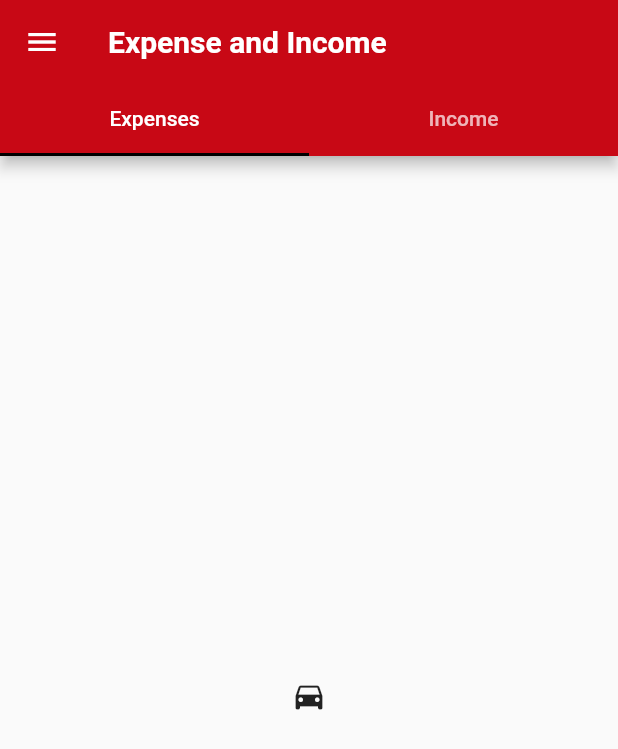
After one commit to lovisgod/StockFare-Test, a Flutter app: the screen it shows after launch, after a tap on "Expense and Income", on a phone screen of 412 x 824 dp. The commit adds this screen. Shown: the top 749 px of the screen. Run offline on Flutter 3.47's test engine with Material 2 defaults, Android fonts, the phone set to English and light mode, and no system bars.

Commit message:
fix overflow issues

```diff
--- /dev/null
+++ b/lib/screens/expense_income_screen.dart
@@ -0,0 +1,45 @@
+import 'package:flutter/material.dart';
+import 'package:shop_app/widgets/drawer.dart';
+
+class ExpenseIncome extends StatefulWidget {
+  @override
+  _ExpenseIncomeState createState() => _ExpenseIncomeState();
+}
+
+class _ExpenseIncomeState extends State<ExpenseIncome> {
+  @override
+  Widget build(BuildContext context) {
+    return DefaultTabController(
+      length: 2,
+      child: Scaffold(
+        drawer: StockDrawer(),
+        appBar: AppBar(
+          title: Text(
+            'Expense and Income',
+            style: TextStyle(
+                color: Colors.white,
+                fontSize: 20.0,
+                fontWeight: FontWeight.w600),
+          ),
+          bottom: TabBar(
+            indicatorColor: Colors.black,
+            tabs: <Widget>[
+              Tab(
+                text: 'Expenses',
+              ),
+              Tab(
+                text: 'Income',
+              )
+            ],
+          ),
+        ),
+        body: TabBarView(
+          children: [
+            Icon(Icons.directions_car),
+            Icon(Icons.directions_transit),
+          ],
+        ),
+      ),
+    );
+  }
+}
--- a/lib/screens/home_screen.dart
+++ b/lib/screens/home_screen.dart
@@ -3,6 +3,7 @@ import 'package:flutter/material.dart';
 import 'package:shop_app/data/activities.dart';
 import 'package:shop_app/data/activity.dart';
 import 'package:shop_app/data/item_sold.dart';
+import 'package:shop_app/screens/expense_income_screen.dart';
 import 'package:shop_app/widgets/drawer.dart';
 import 'package:shop_app/widgets/item_sold_week.dart';
 
@@ -122,8 +123,8 @@ class HomeScreen extends StatelessWidget {
                 Row(
                   mainAxisAlignment: MainAxisAlignment.spaceBetween,
                   children: <Widget>[
-                    Container(
-                      width: 300.0,
+                    Expanded(
+                      child: Container(
                         child: Text(
                           'It is a long established fact that a reader will be distracted by the readable',
                           style: TextStyle(
@@ -131,6 +132,7 @@ class HomeScreen extends StatelessWidget {
                               color: Colors.white,
                               letterSpacing: 1.2),
                           textAlign: TextAlign.left,
+                        ),
                       ),
                     ),
                     Image(
@@ -175,8 +177,8 @@ class HomeScreen extends StatelessWidget {
                 Row(
                   mainAxisAlignment: MainAxisAlignment.spaceBetween,
                   children: <Widget>[
-                    Container(
-                      width: 300.0,
+                    Expanded(
+                      child: Container(
                         child: Text(
                           'It is a long established fact that a reader will be distracted by the readable',
                           style: TextStyle(
@@ -184,6 +186,7 @@ class HomeScreen extends StatelessWidget {
                               color: Colors.white,
                               letterSpacing: 1.2),
                           textAlign: TextAlign.left,
+                        ),
                       ),
                     ),
                     Image(
@@ -194,7 +197,10 @@ class HomeScreen extends StatelessWidget {
               ],
             ),
           ),
-          Container(
+          GestureDetector(
+            onTap: () => Navigator.push(
+                context, MaterialPageRoute(builder: (_) => ExpenseIncome())),
+            child: Container(
               height: 120.0,
               width: MediaQuery.of(context).size.width,
               margin: EdgeInsets.only(top: 10.0, right: 15.0, left: 15.0),
@@ -228,8 +234,8 @@ class HomeScreen extends StatelessWidget {
                   Row(
                     mainAxisAlignment: MainAxisAlignment.spaceBetween,
                     children: <Widget>[
-                    Container(
-                      width: 300.0,
+                      Expanded(
+                        child: Container(
                           child: Text(
                             'It is a long established fact that a reader will be distracted by the readable',
                             style: TextStyle(
@@ -239,12 +245,14 @@ class HomeScreen extends StatelessWidget {
                             textAlign: TextAlign.left,
                           ),
                         ),
+                      ),
                       Image(
                         image: AssetImage("assets/images/right_arrow.png"),
                       )
                     ],
                   )
                 ],
+              ),
             ),
           ),
           Padding(
```
Lines whose indentation alone changed are shown as unchanged.
